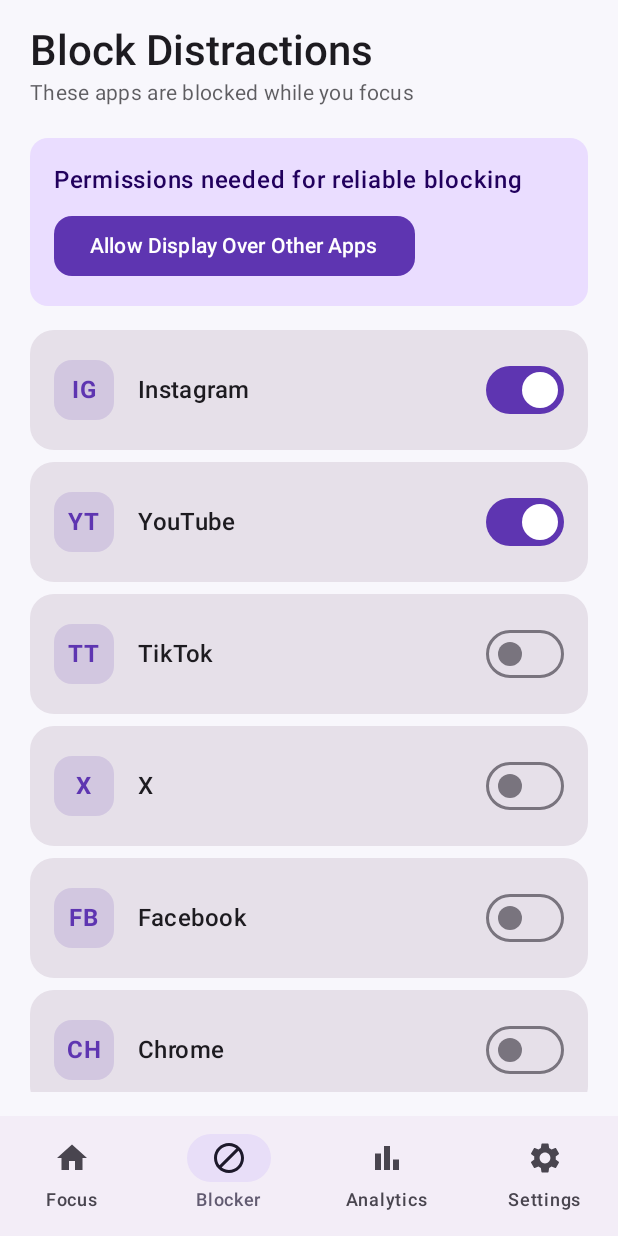
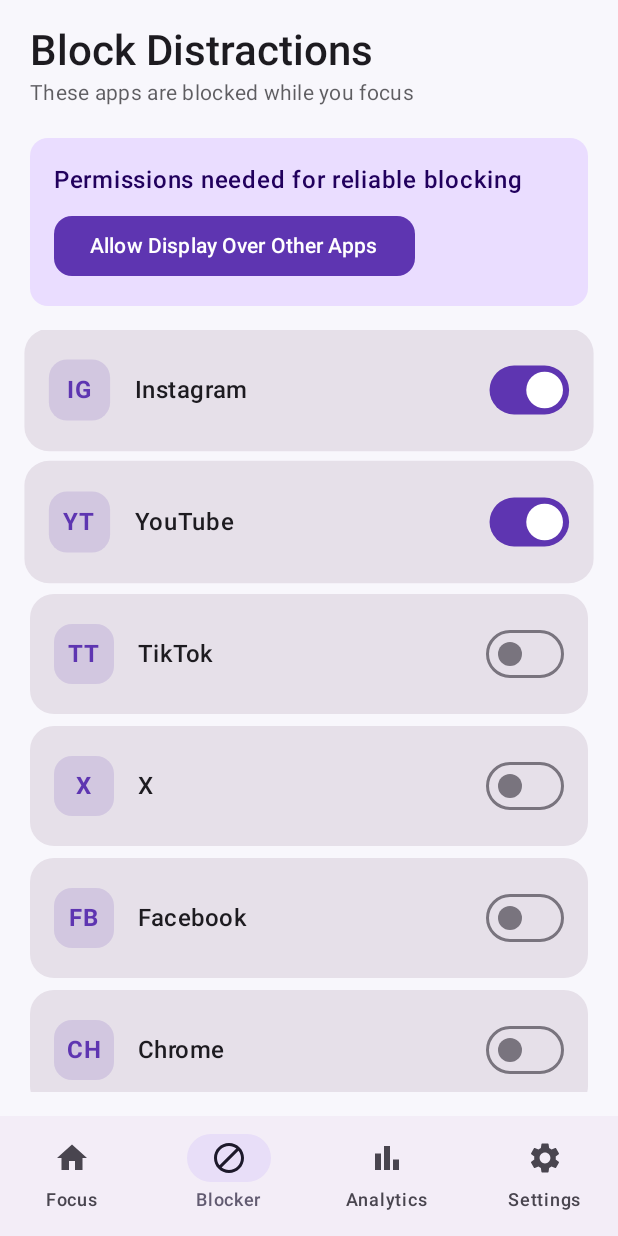
Before and after one commit to jeesoncherukattil/FocusFlow, an Android app built with Jetpack Compose: the BlockerScreen screen opened through its navigation route, on a phone screen of 412 x 824 dp. Run offline under Robolectric (Android 15) with nearby library versions, the phone set to English and light mode, and no system bars; our stand-ins replace Room's generated code.

Commit message:
Add spring scale animation to Blocker app cards

```diff
--- a/app/src/main/java/com/focusflow/app/ui/BlockerScreen.kt
+++ b/app/src/main/java/com/focusflow/app/ui/BlockerScreen.kt
@@ -2,6 +2,8 @@ package com.focusflow.app.ui
 
 import android.content.Intent
 import android.provider.Settings
+import androidx.compose.animation.core.animateFloatAsState
+import androidx.compose.animation.core.spring
 import androidx.compose.foundation.layout.*
 import androidx.compose.foundation.lazy.LazyColumn
 import androidx.compose.foundation.lazy.items
@@ -10,6 +12,7 @@ import androidx.compose.material3.*
 import androidx.compose.runtime.*
 import androidx.compose.ui.Alignment
 import androidx.compose.ui.Modifier
+import androidx.compose.ui.graphics.graphicsLayer
 import androidx.compose.ui.platform.LocalContext
 import androidx.compose.ui.platform.LocalLifecycleOwner
 import androidx.compose.ui.text.font.FontWeight
@@ -81,7 +84,16 @@ fun BlockerScreen() {
 
         LazyColumn(verticalArrangement = Arrangement.spacedBy(8.dp)) {
             items(apps) { app ->
-                Card(modifier = Modifier.fillMaxWidth(), shape = RoundedCornerShape(16.dp)) {
+                val isBlocked = blocked.contains(app.packageName)
+                val scale by animateFloatAsState(
+                    targetValue = if (isBlocked) 1.02f else 1f,
+                    animationSpec = spring(dampingRatio = 0.7f, stiffness = 500f),
+                    label = "card_${app.packageName}"
+                )
+                Card(
+                    modifier = Modifier.fillMaxWidth().graphicsLayer { scaleX = scale; scaleY = scale },
+                    shape = RoundedCornerShape(16.dp)
+                ) {
                     Row(modifier = Modifier.padding(16.dp), verticalAlignment = Alignment.CenterVertically) {
                         Surface(shape = RoundedCornerShape(12.dp), color = MaterialTheme.colorScheme.primary.copy(alpha = 0.15f), modifier = Modifier.size(40.dp)) {
                             Box(contentAlignment = Alignment.Center) {
@@ -91,7 +103,7 @@ fun BlockerScreen() {
                         Spacer(Modifier.width(16.dp))
                         Text(app.name, modifier = Modifier.weight(1f), style = MaterialTheme.typography.titleMedium)
                         Switch(
-                            checked = blocked.contains(app.packageName),
+                            checked = isBlocked,
                             onCheckedChange = { BlockedAppsStore.toggle(context.applicationContext as android.app.Application, app.packageName) }
                         )
                     }
```
